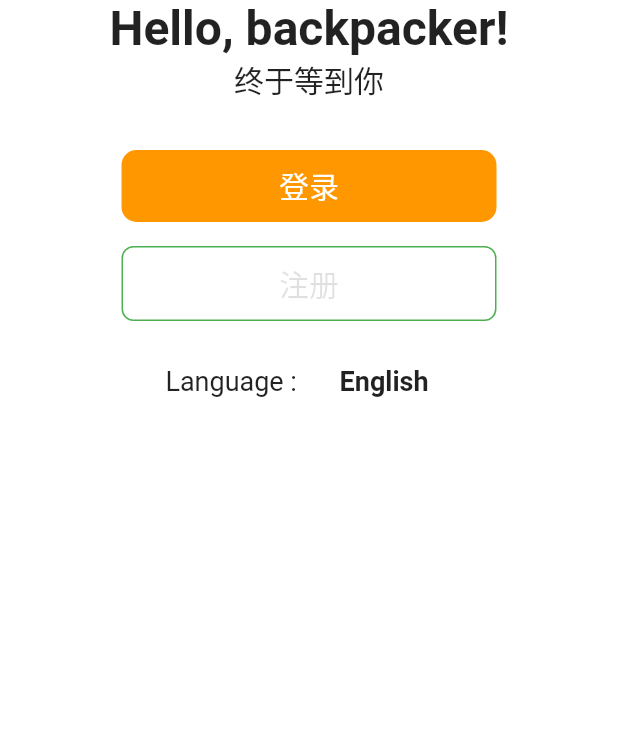
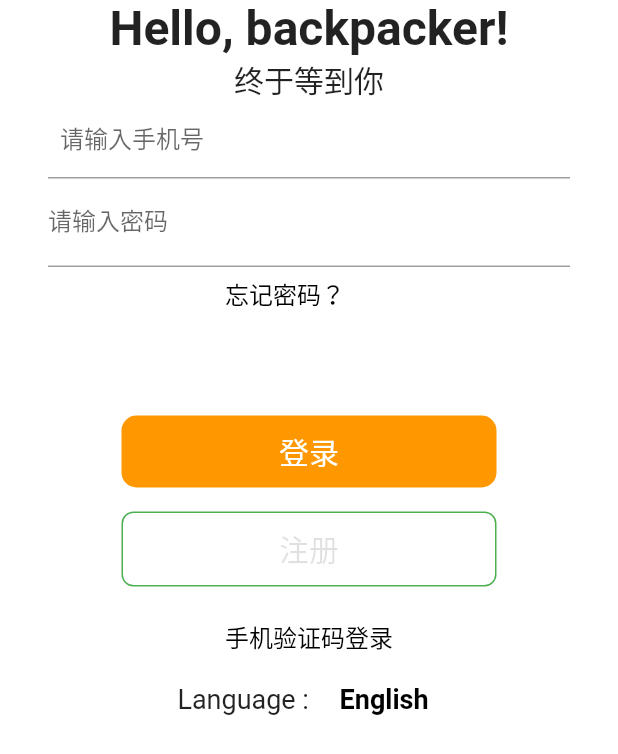
Before and after one commit to yizhi0202/recordYourday, a Flutter app: the loginPassPage screen opened directly, on a phone screen of 412 x 824 dp. Shown: the top 754 px of the screen. Run offline on Flutter 3.47's test engine with Material 2 defaults, Android fonts, the phone set to English and light mode, and no system bars; drawn by our look-alikes of getwidget; our stand-ins replace flutter_swipe_action_cell, font_awesome_flutter, shared_preferences; missing offline and left inert: fancy_bar; accounts and stored records are empty.

Commit message:
8.1final edit

```diff
--- a/lib/main.dart
+++ b/lib/main.dart
@@ -1,5 +1,6 @@
 import 'package:flutter/material.dart';
 import 'routes/Routes.dart';
+import 'package:shared_preferences/shared_preferences.dart';
 
 void main() {
   runApp(MyApp());
@@ -10,7 +11,7 @@ class MyApp extends StatelessWidget {
   Widget build(BuildContext context) {
     return MaterialApp(
       debugShowCheckedModeBanner: false,
-      initialRoute: '/',
+      initialRoute: '/loginPass',
       onGenerateRoute: onGenerateRoute,
       theme: ThemeData(
         brightness: Brightness.light,
--- a/lib/pages/Under_Selfhome_Pages/loginPassPage.dart
+++ b/lib/pages/Under_Selfhome_Pages/loginPassPage.dart
@@ -1,10 +1,11 @@
 import 'package:flutter/material.dart';
+import 'package:getwidget/getwidget.dart';
 
 class loginPassPage extends StatelessWidget {
   @override
   Widget build(BuildContext context) {
     return Scaffold(
-      backgroundColor: Colors.transparent,
+      backgroundColor: Colors.white,
       body: Stack(
         children: <Widget>[
           Align(
@@ -20,6 +21,30 @@ class loginPassPage extends StatelessWidget {
                   '终于等到你',
                   style: TextStyle(fontSize: 20),
                 ),
+                Padding(
+                  padding: EdgeInsets.only(left: 32, right: 32),
+                  child: TextField(
+                    keyboardType: TextInputType.number,
+                    decoration: InputDecoration(
+                        contentPadding: EdgeInsets.all(8.0),
+                        labelText: '请输入手机号'),
+                  ),
+                ),
+                Padding(
+                  padding: EdgeInsets.only(left: 32, right: 32),
+                  child: TextField(
+                    obscureText: true,
+                    decoration: InputDecoration(labelText: '请输入密码'),
+                  ),
+                ),
+                GFButton(
+                  onPressed: () {},
+                  text: "忘记密码？",
+                  textStyle: TextStyle(fontSize: 16, color: Colors.black),
+                  type: GFButtonType.transparent,
+                  padding: EdgeInsets.only(right: 32),
+                ),
+                SizedBox(height: 32),
                 Container(
                   margin: EdgeInsets.only(top: 32, bottom: 16),
                   decoration: BoxDecoration(
@@ -28,7 +53,7 @@ class loginPassPage extends StatelessWidget {
                     borderRadius: BorderRadius.all(Radius.circular(10)),
                   ),
                   width: 250,
-                  child: FlatButton(
+                  child: TextButton(
                     child: Text('登录',
                         style: TextStyle(fontSize: 20, color: Colors.white)),
                     onPressed: () {},
@@ -43,11 +68,17 @@ class loginPassPage extends StatelessWidget {
                     borderRadius: BorderRadius.all(Radius.circular(8)),
                   ),
                   width: 250,
-                  child: FlatButton(
+                  child: TextButton(
                     child: Text('注册',
                         style: TextStyle(fontSize: 20, color: Colors.black12)),
                     onPressed: () {},
                   ),
+                ),
+                GFButton(
+                  onPressed: () {},
+                  text: "手机验证码登录",
+                  textStyle: TextStyle(fontSize: 16, color: Colors.black),
+                  type: GFButtonType.transparent,
                 ),
                 Row(
                   mainAxisAlignment: MainAxisAlignment.center,
@@ -61,12 +92,14 @@ class loginPassPage extends StatelessWidget {
                     SizedBox(
                       width: 8,
                     ),
-                    FlatButton(
+                    TextButton(
                       onPressed: () {},
                       child: Text(
                         'English',
                         style: TextStyle(
-                            fontSize: 18, fontWeight: FontWeight.bold),
+                            fontSize: 18,
+                            fontWeight: FontWeight.bold,
+                            color: Colors.black),
                       ),
                     ),
                   ],
--- a/lib/pages/tab.dart
+++ b/lib/pages/tab.dart
@@ -29,15 +29,15 @@ class _tabState extends State<tab> {
         backgroundColor: Colors.white,
         body: this._pageList[this._currentIndex],
         floatingActionButton: Container(
-          height: 80,
-          width: 80,
+          height: 90,
+          width: 90,
           padding: EdgeInsets.all(10),
           margin: EdgeInsets.only(top: 18),
           child: FloatingActionButton(
             child: Icon(
               Icons.add,
               color: Colors.white70,
-              size: 50,
+              size: 60,
             ),
             onPressed: () {},
             backgroundColor: Colors.yellow,
--- a/lib/res/module/scenicSpot/scenicSpot.dart
+++ b/lib/res/module/scenicSpot/scenicSpot.dart
@@ -3,7 +3,6 @@ import 'dart:ui';
 import 'package:flutter/material.dart';
 import 'package:font_awesome_flutter/font_awesome_flutter.dart';
 import '../auditState.dart';
-import 'package:animated_text_kit/animated_text_kit.dart';
 
 class scenicSpot extends StatefulWidget {
   int scenicSpotID = 0; //to find the senicspots of the paceNote
--- a/lib/routes/Routes.dart
+++ b/lib/routes/Routes.dart
@@ -1,9 +1,11 @@
 import 'package:flutter/material.dart';
+import '../pages/Under_Selfhome_Pages/loginPassPage.dart';
 import '../pages/tabs/scenicSpotPage.dart';
 import '../pages/tabs/paceNotePage.dart';
 import '../pages/tabs/emgContactPage.dart';
 import '../pages/tab.dart';
 import '../pages/tabs/search.dart';
+import '../pages/Under_Selfhome_Pages/loginCodePage.dart';
 
 //配置路由,定义 Map 类型的 routes,Key 为 String 类型，Value 为 Function 类型
 final Map<String, Function> routes = {
@@ -11,7 +13,9 @@ final Map<String, Function> routes = {
   '/scenicSpot': (context) => scenicSpotPage(),
   '/paceNote': (context) => paceNotePage(),
   '/emgContact': (context) => emgContactPage(),
-  '/search': (context) => searchPage()
+  '/search': (context) => searchPage(),
+  '/loginPass': (context) => loginPassPage(),
+  '/loginCode': (context) => loginCodePage()
 };
 
 var onGenerateRoute = (RouteSettings settings) {
--- a/pubspec.yaml
+++ b/pubspec.yaml
@@ -30,8 +30,8 @@ dependencies:
   flip_card: ^0.5.0
   card_swiper: ^1.0.2
   getwidget: ^2.0.3
-  animated_text_kit: ^4.2.1
   flutter_swipe_action_cell: ^2.1.1
+  shared_preferences: ^2.0.6
   # The following adds the Cupertino Icons font to your application.
   # Use with the CupertinoIcons class for iOS style icons.
   cupertino_icons: ^1.0.0
```
Also changed, not shown: lib/pages/Under_Selfhome_Pages/loginCodePage.dart (+17 -0 lines), pubspec.lock.
